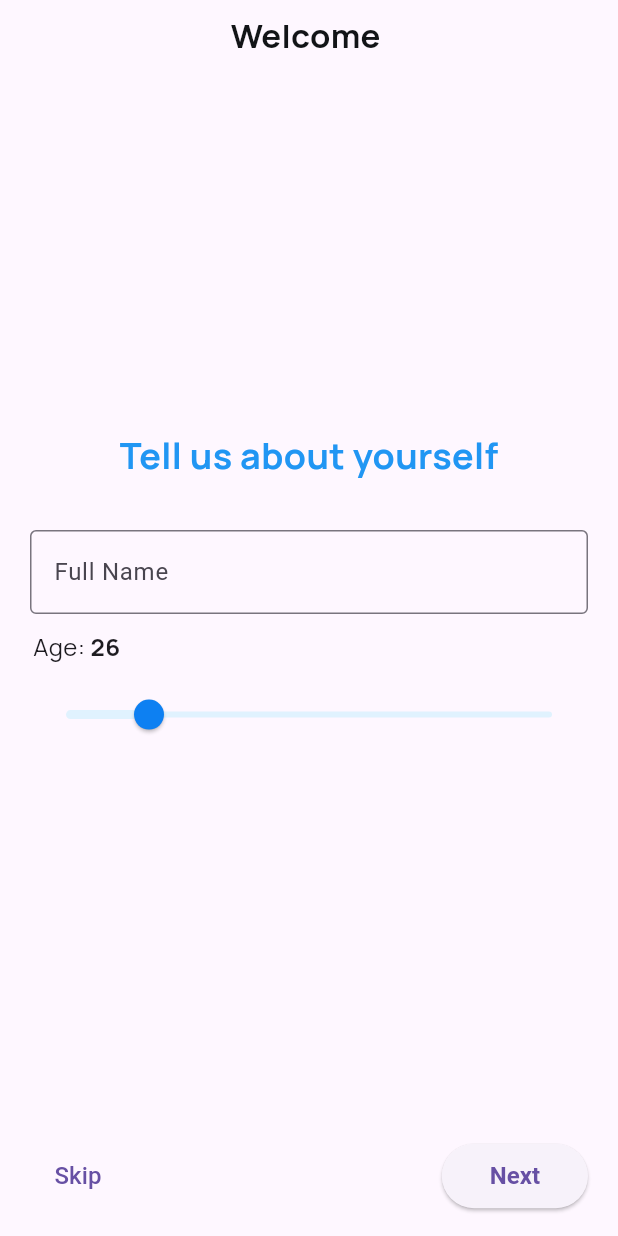
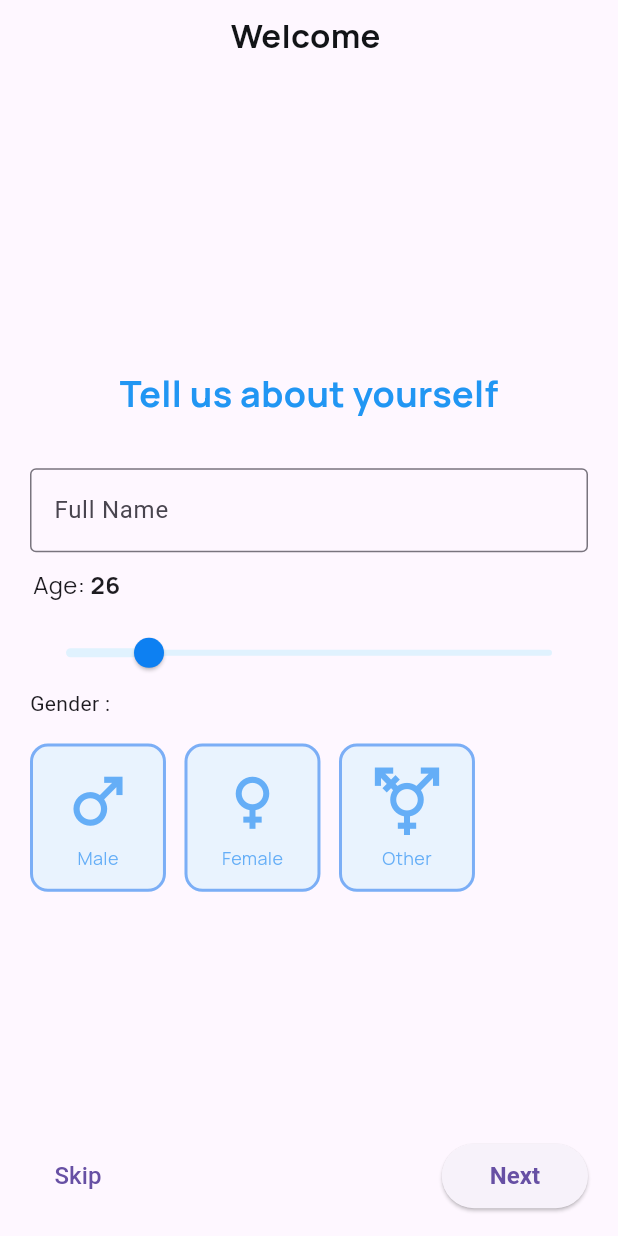
Before and after one commit to jagjeet78/getwell_final, a Flutter app: the screen it shows after launch, on a phone screen of 412 x 824 dp. Run offline on Flutter 3.47's test engine with Material 3 defaults, Android fonts, the phone set to English and light mode, and no system bars; our stand-ins replace flutter_dotenv, flutter_otp_text_field, get, google_fonts, intl_phone_number_input, supabase_flutter; accounts and stored records are empty.

Commit message:
completing the layout of the question page and the basic thigns like gender column ~ Jagjeet Singh

```diff
--- a/lib/pages/question_page_controller.dart
+++ b/lib/pages/question_page_controller.dart
@@ -1,11 +1,28 @@
 import 'package:get/get.dart';
 
 class QuestionPageController extends GetxController {
-  // 1. Make the variable reactive with .obs
+  // Reactive variables for state
+  var gender = ''.obs;
   final sliderval = 26.0.obs;
 
-  // 2. This method will now work correctly because sliderval is an RxDouble.
-  //    (Also corrected the method name to match what's called in the UI)
+  // Checks if the stored gender matches the input string.
+  bool isGenderSelected(String input) {
+    return gender.value == input;
+  }
+
+  // --- IMPROVED GENDER SELECTION LOGIC ---
+  // This single method handles both selecting and deselecting a gender.
+  void toggleGender(String newGender) {
+    if (isGenderSelected(newGender)) {
+      // If the user taps the same gender box again, deselect it.
+      gender.value = '';
+    } else {
+      // Otherwise, select the new gender.
+      gender.value = newGender;
+    }
+  }
+
+  // Method to update the slider value
   void updateSliderValue(double newValue) {
     sliderval.value = newValue;
   }
--- a/lib/pages/questions_page.dart
+++ b/lib/pages/questions_page.dart
@@ -1,25 +1,27 @@
 import 'package:flutter/material.dart';
 import 'package:get/get.dart';
+import 'package:getwell_final/Routes/app_routes.dart';
+import 'package:getwell_final/componets/slider.dart';
 import 'package:getwell_final/pages/question_page_controller.dart';
-// import 'package:getwell_final/themes/app_fonts.dart'; // Assuming this is your font file
 import 'package:google_fonts/google_fonts.dart';
 
-// No need for a StatefulWidget anymore, GetX handles the state.
+
 class QuestionsPage extends StatelessWidget {
   const QuestionsPage({super.key});
 
+
+  // This private helper method builds a single gender selection box,
+
+
   @override
   Widget build(BuildContext context) {
-    // Initialize your controller. Get.put() creates a new instance.
     final QuestionPageController controller = Get.put(QuestionPageController());
 
     return SafeArea(
       child: Scaffold(
         body: SingleChildScrollView(
-          // Added to prevent overflow on small screens
           child: Column(
             children: [
-              ///  CODR FOR THE UPPER WELCOME TEXT HERE
               Padding(
                 padding: EdgeInsets.only(top: Get.height * 0.01),
                 child: Row(
@@ -37,9 +39,29 @@ class QuestionsPage extends StatelessWidget {
                 ),
               ),
 
-              // CODE FOR THE IMAGE SHOWN HERE TO BE THE LIKE DYNAMIC
-              SizedBox(height: Get.height * 0.3), // Adjusted height slightly
 
+
+
+
+
+
+
+
+
+
+
+
+
+
+
+
+
+
+
+
+
+
+              SizedBox(height: Get.height * 0.25),
               Padding(
                 padding: const EdgeInsets.symmetric(horizontal: 20),
                 child: Column(
@@ -52,24 +74,17 @@ class QuestionsPage extends StatelessWidget {
                         fontWeight: FontWeight.bold,
                       ),
                     ),
-
                     SizedBox(height: Get.height * 0.04),
-
                     const TextField(
                       decoration: InputDecoration(
                         border: OutlineInputBorder(),
-                        labelText: "Full Name",
+                      labelText: "Full Name",
                       ),
                     ),
-                    const SizedBox(
-                      height: 10,
-                    ), // Using fixed height is often better
-                    // --- KEY CHANGE AREA ---
-                    // Obx will automatically rebuild its children when sliderval changes.
+                    const SizedBox(height: 10),
                     Obx(
                       () => Column(
                         children: [
-                          // This row now shows the reactive value of the age
                           Row(
                             mainAxisAlignment: MainAxisAlignment.start,
                             children: [
@@ -80,8 +95,6 @@ class QuestionsPage extends StatelessWidget {
                                   style: GoogleFonts.manrope(fontSize: 16),
                                 ),
                               ),
-                              // 1. Display the slider's value.
-                              //    .toInt() converts the double (e.g., 25.0) to an integer (25).
                               Text(
                                 controller.sliderval.value.toInt().toString(),
                                 style: GoogleFonts.manrope(
@@ -92,19 +105,14 @@ class QuestionsPage extends StatelessWidget {
                             ],
                           ),
                           const SizedBox(height: 10),
-
-                          // This is the code for the slider
                           Slider(
                             activeColor: Color(0xFFe0f2fe),
                             thumbColor: Color(0xFf0d80f2),
                             inactiveColor: Color(0xFFe0f2fe),
-
-                            // 2. Set the slider's properties
                             value: controller.sliderval.value,
-                            min: 1, // Set a minimum age
-                            max: 150, // Set a maximum agex
-                            divisions: 150, // Creates steps for each year
-                            // 3. When the slider is moved, call the controller's method
+                            min: 1,
+                            max: 150,
+                            divisions: 150,
                             onChanged: (value) {
                               controller.updateSliderValue(value);
                             },
@@ -113,53 +121,72 @@ class QuestionsPage extends StatelessWidget {
                       ),
                     ),
 
+
+                    Row(
+                    children: [
+                      Text("Gender :"),
+                    ],
+                    ),
                     SizedBox(height: Get.height * 0.02),
+                    Obx(
+                      () => Row(
 
-                    Row(),
+                        children: [
+                          // Calling the helper method for each gender
+                          _buildGenderSelectionBox(
+                            controller: controller,
+                            label: "Male",
+                            icon: Icons.male,
+                            genderValue: "male",
+                          ),
 
-
-
-
-
-
-
-                    // bottom rows of the buttons of the skip and the next button and the all things here
-
-
-
+                          SizedBox(width: Get.width*0.03,),
+                          _buildGenderSelectionBox(
+                            controller: controller,
+                            label: "Female",
+                            icon: Icons.female,
+                            genderValue: "female",
+                          ),
+                           SizedBox(width: Get.width*0.03,),
+                          _buildGenderSelectionBox(
+                            controller: controller,
+                            label: "Other",
+                            icon: Icons.transgender,
+                            genderValue: "other",
+                          ),
+                        ],
+                      ),
+                    ),
                   ],
-
-
                 ),
               ),
             ],
           ),
         ),
-
-
-          bottomNavigationBar: Padding(
+        bottomNavigationBar: Padding(
           padding: const EdgeInsets.symmetric(horizontal: 20, vertical: 16),
           child: Row(
             mainAxisAlignment: MainAxisAlignment.spaceBetween,
             children: [
-              // Using TextButton for a less prominent "skip" action
               TextButton(
                 onPressed: () {
-                  // Handle skip logic
+                  Get.toNamed(AppRoutes.homepage);
                 },
-                child: const Text(
-                  'Skip',
-                  style: TextStyle(fontSize: 16),
-                ),
+                child: const Text('Skip', style: TextStyle(fontSize: 16)),
               ),
-              // Using ElevatedButton for the primary "next" action
               ElevatedButton(
                 onPressed: () {
                   // Handle next logic
                 },
                 style: ElevatedButton.styleFrom(
-                  padding: const EdgeInsets.symmetric(horizontal: 32, vertical: 12),
-                  textStyle: const TextStyle(fontSize: 16, fontWeight: FontWeight.bold),
+                  padding: const EdgeInsets.symmetric(
+                    horizontal: 32,
+                    vertical: 12,
+                  ),
+                  textStyle: const TextStyle(
+                    fontSize: 16,
+                    fontWeight: FontWeight.bold,
+                  ),
                 ),
                 child: const Text("Next"),
               ),
@@ -169,4 +196,61 @@ class QuestionsPage extends StatelessWidget {
       ),
     );
   }
+
+
+
+  // making the main build method much cleaner.
+  Widget _buildGenderSelectionBox({
+    required QuestionPageController controller,
+    required String label,
+    required IconData icon,
+    required String genderValue,
+  }) {
+    final bool isSelected = controller.isGenderSelected(genderValue);
+
+    // Define colors based on selection state
+    final Color activeColor = Color(0xFF0d80f2);
+    final Color inactiveColor = Color(0xFF0d80f2).withOpacity(0.6);
+    final Color activeBorderColor = Color(0xFF4d91f2);
+    final Color inactiveBorderColor = Color(0xFF4d91f2).withOpacity(0.7);
+    final Color activeBgColor = Color(0xFFe0f2fe);
+    final Color inactiveBgColor = Color(0xFFe0f2fe).withOpacity(0.7);
+
+    return GestureDetector(
+      // The whole container is now tappable and calls the correct method.
+      onTap: () => controller.toggleGender(genderValue),
+      child: Container(
+        height: Get.height * 0.12,
+        width: Get.width * 0.22,
+        decoration: BoxDecoration(
+          color: isSelected ? activeBgColor : inactiveBgColor,
+          borderRadius: BorderRadius.circular(12),
+          border: Border.all(
+            color: isSelected ? activeBorderColor : inactiveBorderColor,
+            width: isSelected ? 3 : 2,
+            style: BorderStyle.solid,
+          ),
+        ),
+        child: Column(
+          mainAxisAlignment: MainAxisAlignment.center,
+          children: [
+            Icon(
+              icon,
+              size: 49.0,
+              color: isSelected ? activeColor : inactiveColor,
+            ),
+            SizedBox(height: 5),
+            Text(
+              label,
+              style: GoogleFonts.manrope(
+                color: isSelected ? activeColor : inactiveColor,
+                fontSize: 12,
+                fontWeight: isSelected ? FontWeight.bold : FontWeight.normal,
+              ),
+            ),
+          ],
+        ),
+      ),
+    );
+  }
 }
```
Also changed, not shown: lib/componets/ProgressBarSlider .dart (added, +75 -0 lines), lib/componets/slider.dart (+14 -5 lines).
